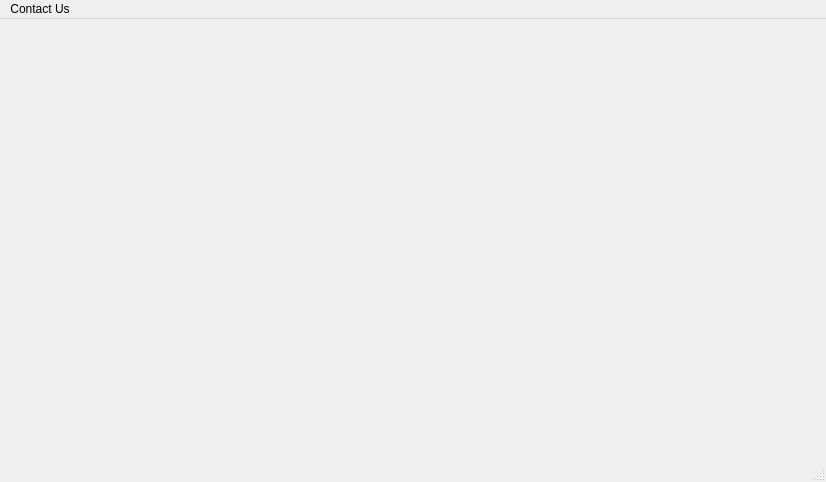
First picture: the form in EuropeanVacation/mainwindow.ui, repository Sakezone/CS1D-Project, before the edit.
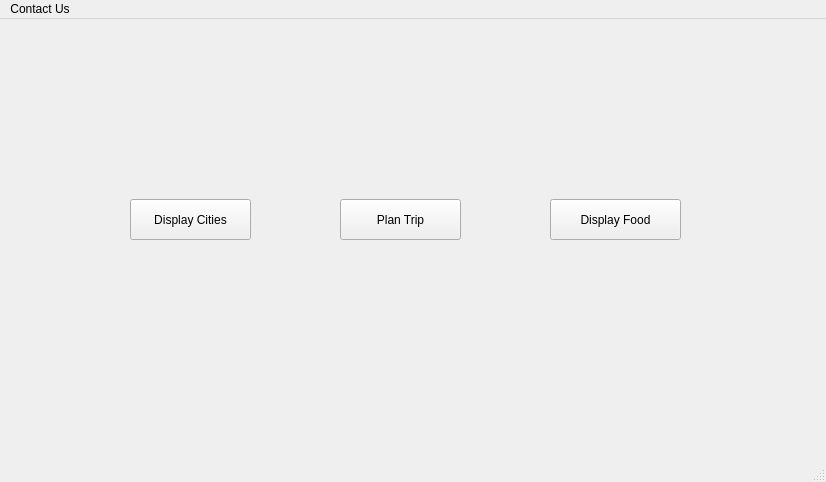
Second picture: the form after the edit.

What changed in the file:
```diff
--- a/EuropeanVacation/mainwindow.ui
+++ b/EuropeanVacation/mainwindow.ui
@@ -13,7 +13,47 @@
   <property name="windowTitle">
    <string>MainWindow</string>
   </property>
-  <widget class="QWidget" name="centralwidget"/>
+  <widget class="QWidget" name="centralwidget">
+   <widget class="QPushButton" name="pushButton">
+    <property name="geometry">
+     <rect>
+      <x>130</x>
+      <y>180</y>
+      <width>121</width>
+      <height>41</height>
+     </rect>
+    </property>
+    <property name="text">
+     <string>Display Cities</string>
+    </property>
+   </widget>
+   <widget class="QPushButton" name="pushButton_2">
+    <property name="geometry">
+     <rect>
+      <x>340</x>
+      <y>180</y>
+      <width>121</width>
+      <height>41</height>
+     </rect>
+    </property>
+    <property name="text">
+     <string>Plan Trip</string>
+    </property>
+   </widget>
+   <widget class="QPushButton" name="pushButton_3">
+    <property name="geometry">
+     <rect>
+      <x>550</x>
+      <y>180</y>
+      <width>131</width>
+      <height>41</height>
+     </rect>
+    </property>
+    <property name="text">
+     <string>Display Food</string>
+    </property>
+   </widget>
+  </widget>
   <widget class="QMenuBar" name="menubar">
    <property name="geometry">
     <rect>
```
Left out of the diff: 2 changed lines with no effect on the pictures.
